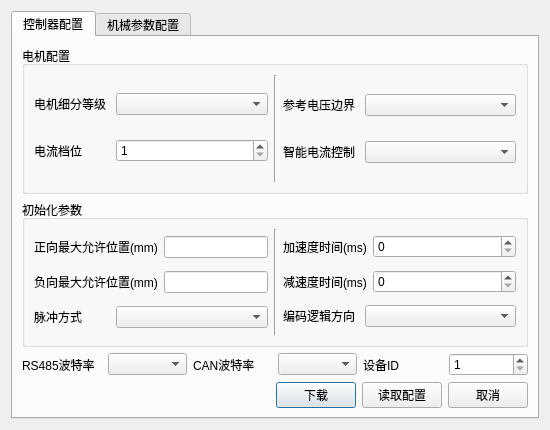
The window that src/configdialog.ui (eeyoo/step-servo-tuner) describes before a commit, drawn with Qt 5.
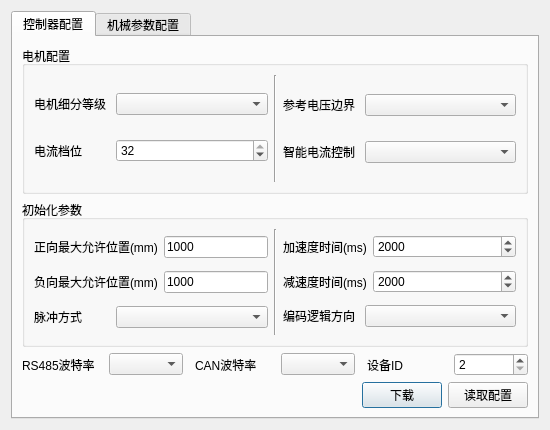
The same window after the commit. The open tabs and pages were chosen to show the change.

```diff
--- a/src/configdialog.ui
+++ b/src/configdialog.ui
@@ -85,6 +85,9 @@
                 <property name="maximum">
                  <number>32</number>
                 </property>
+                <property name="value">
+                 <number>32</number>
+                </property>
                </widget>
               </item>
              </layout>
@@ -186,7 +189,11 @@
                </widget>
               </item>
               <item>
-               <widget class="QLineEdit" name="maximumPositive"/>
+               <widget class="QLineEdit" name="maximumPositive">
+                <property name="text">
+                 <string>1000</string>
+                </property>
+               </widget>
               </item>
              </layout>
             </item>
@@ -200,7 +207,11 @@
                </widget>
               </item>
               <item>
-               <widget class="QLineEdit" name="maximumNegative"/>
+               <widget class="QLineEdit" name="maximumNegative">
+                <property name="text">
+                 <string>1000</string>
+                </property>
+               </widget>
               </item>
              </layout>
             </item>
@@ -244,7 +255,10 @@
                  <string>1-99</string>
                 </property>
                 <property name="maximum">
-                 <number>999999</number>
+                 <number>10000</number>
+                </property>
+                <property name="value">
+                 <number>2000</number>
                 </property>
                </widget>
               </item>
@@ -264,6 +278,12 @@
                 <property name="statusTip">
                  <string>1-99</string>
                 </property>
+                <property name="maximum">
+                 <number>10000</number>
+                </property>
+                <property name="value">
+                 <number>2000</number>
+                </property>
                </widget>
               </item>
              </layout>
@@ -289,6 +309,9 @@
        </item>
        <item>
         <layout class="QHBoxLayout" name="horizontalLayout_12">
+         <property name="spacing">
+          <number>12</number>
+         </property>
          <item>
           <layout class="QHBoxLayout" name="horizontalLayout_11">
            <item>
@@ -356,7 +379,7 @@
           </layout>
          </item>
          <item>
-          <layout class="QHBoxLayout" name="horizontalLayout_3">
+          <layout class="QHBoxLayout" name="horizontalLayout_3" stretch="0,0">
            <item>
             <widget class="QLabel" name="label_9">
              <property name="text">
@@ -370,10 +393,10 @@
               <string>分为1至32等级</string>
              </property>
              <property name="minimum">
-              <number>1</number>
+              <number>2</number>
              </property>
              <property name="maximum">
-              <number>100</number>
+              <number>100000</number>
              </property>
             </widget>
            </item>
@@ -410,13 +433,6 @@
            </property>
           </widget>
          </item>
-         <item>
-          <widget class="QPushButton" name="cancelBtn">
-           <property name="text">
-            <string>取消</string>
-           </property>
-          </widget>
-         </item>
         </layout>
        </item>
       </layout>
```
Left out of the diff: 22 changed lines with no effect on the pictures.
